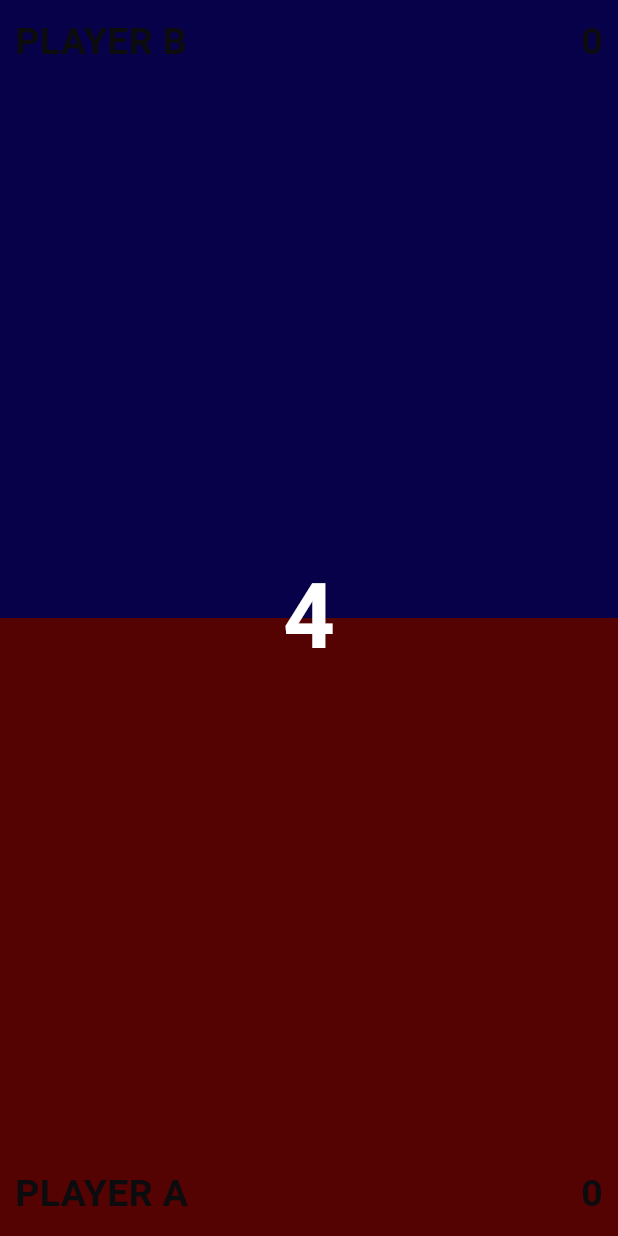
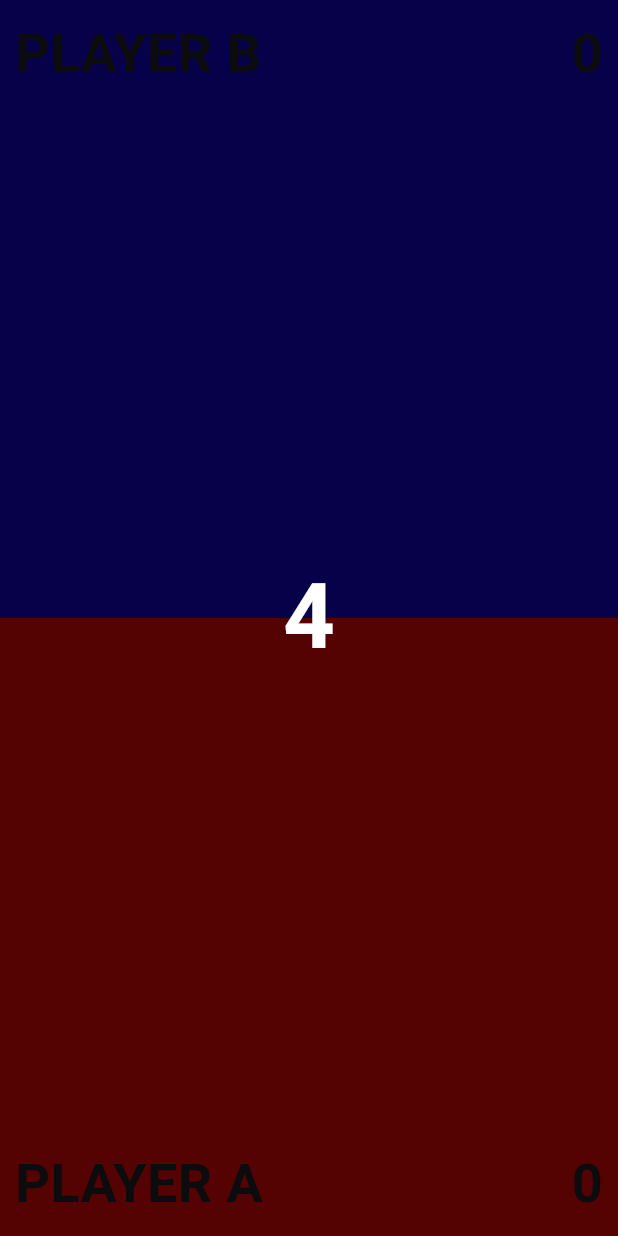
Before and after one commit to nitinvinayak25-rgb/fingertapgame, a Flutter app: the GamePage screen opened directly, on a phone screen of 412 x 824 dp. Run offline on Flutter 3.47's test engine with Material 3 defaults, Android fonts, the phone set to English and light mode, and no system bars.

Commit message:
first font size commit change

```diff
--- a/lib/main.dart
+++ b/lib/main.dart
@@ -205,7 +205,7 @@ class _GamePageState extends State<GamePage> {
                         child: Text(
                           "PLAYER B",
                           style: TextStyle(
-                            fontSize: 25,
+                            fontSize: 36,
                             fontWeight: FontWeight.bold,
                           ),
                         ),
@@ -213,7 +213,7 @@ class _GamePageState extends State<GamePage> {
                       Text(
                         playerBscore.toString(),
                         style: const TextStyle(
-                          fontSize: 25,
+                          fontSize: 36,
                           fontWeight: FontWeight.bold,
                         ),
                       ),
@@ -259,7 +259,7 @@ class _GamePageState extends State<GamePage> {
                         child: Text(
                           "PLAYER A",
                           style: TextStyle(
-                            fontSize: 25,
+                            fontSize: 36,
                             fontWeight: FontWeight.bold,
                           ),
                         ),
@@ -267,7 +267,7 @@ class _GamePageState extends State<GamePage> {
                       Text(
                         playerAscore.toString(),
                         style: const TextStyle(
-                          fontSize: 25,
+                          fontSize: 36,
                           fontWeight: FontWeight.bold,
                         ),
                       ),
```
